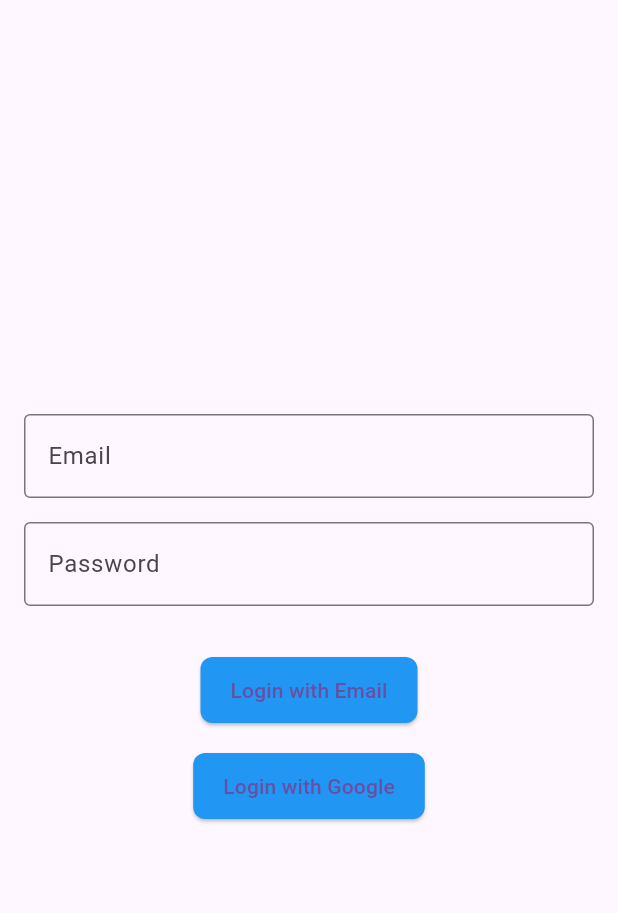
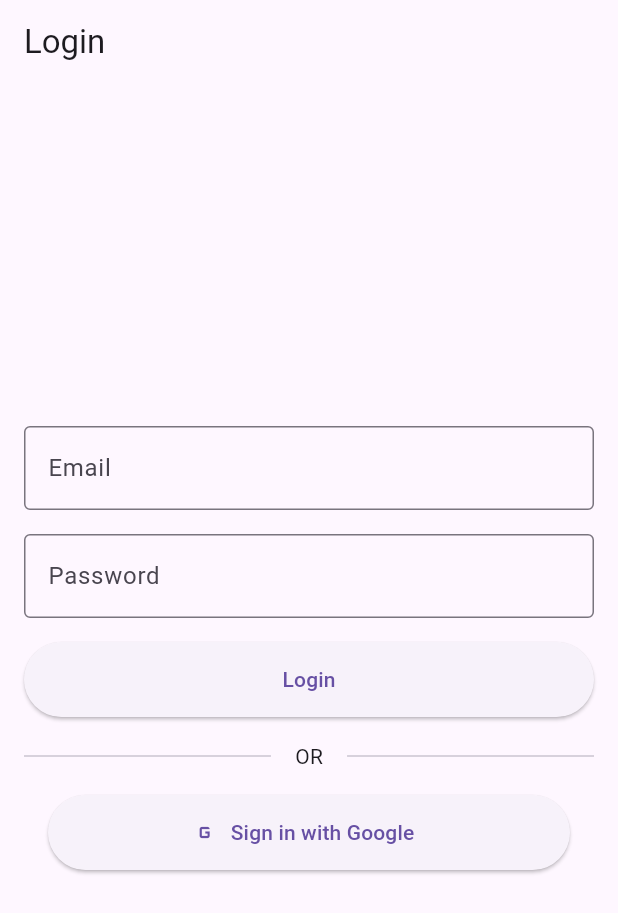
Before and after one commit to azzanslebew/firebase_project, a Flutter app: the screen it shows after launch, on a phone screen of 412 x 824 dp. Shown: the top 913 px of the screen. Run offline on Flutter 3.47's test engine with Material 3 defaults, Android fonts, the phone set to English and light mode, and no system bars; our stand-ins replace firebase_auth, firebase_core, get, google_sign_in; accounts and stored records are empty.

Commit message:
Fix:[AI] Update Google Sign-In Logic

```diff
--- a/lib/bindings/auth_binding.dart
+++ b/lib/bindings/auth_binding.dart
@@ -1,9 +1,11 @@
 import 'package:flutter_firebase_project/controllers/auth_controller.dart';
+import 'package:flutter_firebase_project/services/auth_service.dart';
 import 'package:get/get.dart';
 
 class AuthBinding extends Bindings {
   @override
   void dependencies() {
     Get.put(AuthController());
+    Get.put(AuthService());
   }
 }
--- a/lib/routes/route.dart
+++ b/lib/routes/route.dart
@@ -11,7 +11,7 @@ class AppPages {
   static final pages = [
     GetPage(
         name: MyAppRoute.login,
-        page: () => LoginPage(),
+        page: () => const LoginPage(),
         binding: AuthBinding()),
   ];
 }
--- a/lib/screens/auth/login_page.dart
+++ b/lib/screens/auth/login_page.dart
@@ -1,59 +1,94 @@
 import 'package:flutter/material.dart';
 import 'package:get/get.dart';
+
 import '../../controllers/auth_controller.dart';
-import '../../widgets/custom_button.dart';
-import '../../widgets/custom_text_field.dart';
 
 class LoginPage extends StatelessWidget {
-  final AuthController authController = Get.find();
-  final TextEditingController emailController = TextEditingController();
-  final TextEditingController passwordController = TextEditingController();
-
-  LoginPage({super.key});
+  const LoginPage({super.key});
 
   @override
   Widget build(BuildContext context) {
+    AuthController authController = Get.find();
+    TextEditingController emailController = TextEditingController();
+    TextEditingController passwordController = TextEditingController();
+
     return Scaffold(
-      body: Padding(
+      appBar: AppBar(title: const Text('Login')),
+      body: Center(
+        child: SingleChildScrollView(
           padding: const EdgeInsets.all(16.0),
           child: Column(
             mainAxisAlignment: MainAxisAlignment.center,
             children: [
-            CustomTextField(
+              // Email & Password Login
+              TextFormField(
                 controller: emailController,
-              hintText: "Email",
+                decoration: const InputDecoration(
+                  labelText: 'Email',
+                  border: OutlineInputBorder(),
+                ),
+                keyboardType: TextInputType.emailAddress,
               ),
               const SizedBox(height: 16),
-            CustomTextField(
+              TextFormField(
                 controller: passwordController,
-              hintText: "Password",
+                decoration: const InputDecoration(
+                  labelText: 'Password',
+                  border: OutlineInputBorder(),
+                ),
                 obscureText: true,
               ),
-            const SizedBox(height: 32),
-            CustomButton(
-              title: "Login with Email",
+              const SizedBox(height: 16),
+              ElevatedButton(
                 onPressed: () {
-                if (emailController.text.isEmpty ||
-                    passwordController.text.isEmpty) {
+                  String email = emailController.text.trim();
+                  String password = passwordController.text.trim();
+
+                  if (email.isNotEmpty && password.isNotEmpty) {
+                    authController.signInWithEmailAndPassword(email, password);
+                  } else {
                     Get.snackbar(
-                    "Error",
-                    "Please fill in both email and password.",
+                      'Error',
+                      'Please fill in all fields',
                       snackPosition: SnackPosition.BOTTOM,
+                      backgroundColor: Colors.red,
+                      colorText: Colors.white,
                     );
-                } else {
-                  authController.loginWithEmail(
-                      emailController.text, passwordController.text);
                   }
                 },
+                style: ElevatedButton.styleFrom(
+                  minimumSize: const Size(double.infinity, 50),
                 ),
+                child: const Text('Login'),
+              ),
+
+              // OR divider
               const SizedBox(height: 16),
-            CustomButton(
-              title: "Login with Google",
-              onPressed: () {
-                authController.loginWithGoogle();
-              },
+              const Row(
+                children: [
+                  Expanded(child: Divider()),
+                  Padding(
+                    padding: EdgeInsets.symmetric(horizontal: 16),
+                    child: Text('OR'),
+                  ),
+                  Expanded(child: Divider()),
+                ],
+              ),
+
+              // Google Sign In Button
+              Padding(
+                padding: const EdgeInsets.all(16.0),
+                child: ElevatedButton.icon(
+                  icon: const Icon(Icons.g_mobiledata),
+                  label: const Text('Sign in with Google'),
+                  onPressed: () => authController.signInWithGoogle(),
+                  style: ElevatedButton.styleFrom(
+                    minimumSize: const Size(double.infinity, 50),
+                  ),
+                ),
               ),
             ],
+          ),
         ),
       ),
     );
```
Also changed, not shown: lib/controllers/auth_controller.dart (+13 -59 lines), lib/services/auth_service.dart (added, +106 -0 lines). Lines whose indentation alone changed are shown as unchanged.
